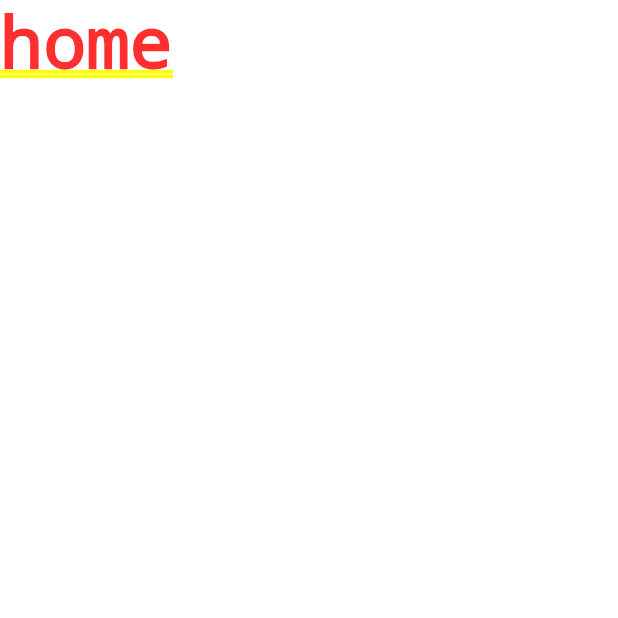
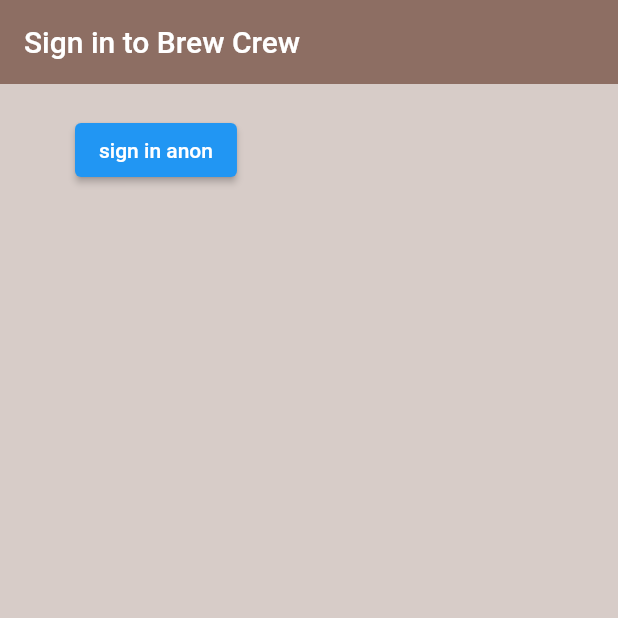
Before and after one commit to jananga99/Fluuter_Firebase_Authorization, a Flutter app: the screen it shows after launch, on a phone screen of 412 x 824 dp, the top half of it. Run offline on Flutter 3.47's test engine with Material 2 defaults, Android fonts, the phone set to English and light mode, and no system bars; our stand-ins replace firebase_auth, firebase_core; accounts and stored records are empty.

```diff
--- /dev/null
+++ b/lib/screens/authenticate/sign_in.dart
@@ -0,0 +1,39 @@
+import 'package:fire/services/auth.dart';
+import 'package:flutter/material.dart';
+
+class SignIn extends StatefulWidget {
+  @override
+  _SignInState createState() => _SignInState();
+}
+
+class _SignInState extends State<SignIn> {
+
+  final AuthService _auth = AuthService();
+
+  @override
+  Widget build(BuildContext context) {
+    return Scaffold(
+      backgroundColor: Colors.brown[100],
+      appBar: AppBar(
+        backgroundColor: Colors.brown[400],
+        elevation: 0.0,
+        title: Text('Sign in to Brew Crew'),
+      ),
+      body: Container(
+        padding: EdgeInsets.symmetric(vertical: 20.0, horizontal: 50.0),
+        child: ElevatedButton(
+          child: Text('sign in anon'),
+          onPressed: () async {
+            dynamic result = await _auth.signInAnon();
+            if(result == null){
+              print('error signing in');
+            } else {
+              print('signed in');
+              print(result);
+            }
+          },
+        ),
+      ),
+    );
+  }
+}
--- a/lib/screens/wrapper.dart
+++ b/lib/screens/wrapper.dart
@@ -1,3 +1,5 @@
+import 'package:fire/screens/authenticate/authenticate.dart';
+import 'package:fire/screens/authenticate/sign_in.dart';
 import 'package:fire/screens/home/home.dart';
 import 'package:flutter/material.dart';
 
@@ -6,7 +8,7 @@ class Wrapper extends StatelessWidget {
   Widget build(BuildContext context) {
 
     // return either the Home or Authenticate widget
-    return Home();
+    return SignIn();
 
   }
 }
```
Also changed, not shown: lib/services/auth.dart (+15 -1 lines).
